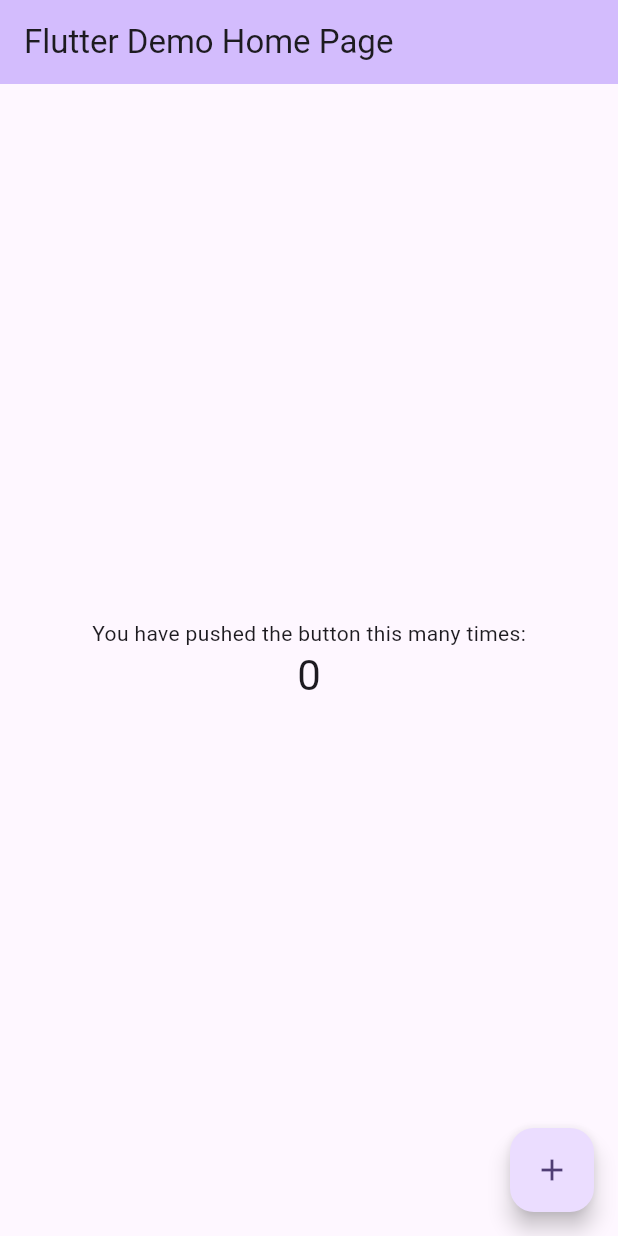
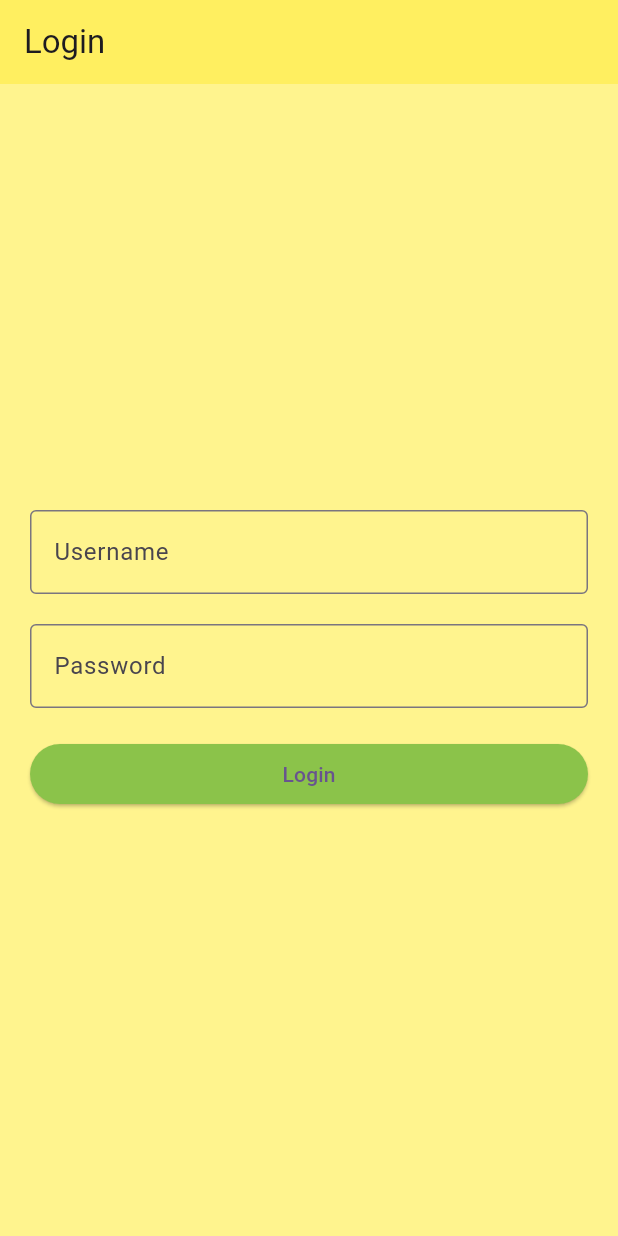
Before and after one commit to IO2-InGreed1/IO2_InGreed.io-1, a Flutter app: the screen it shows after launch, on a phone screen of 412 x 824 dp. Run offline on Flutter 3.47's test engine with Material 3 defaults, Android fonts, the phone set to English and light mode, and no system bars.

Commit message:
added login screen

```diff
--- /dev/null
+++ b/Frontend/ingreedio_front/lib/loginScreen.dart
@@ -0,0 +1,136 @@
+import 'package:flutter/material.dart';
+import 'package:ingreedio_front/users.dart';
+
+class LoginPage extends StatefulWidget {
+  final List<Client> users=[
+    Client.fromAllData( id: 1,
+    isBlocked: false,
+    mail: 'bob@gmail.com',
+    password: '123456',
+    username: 'bob',
+    preferences: List.empty(),
+    favoriteProducts: List.empty()),
+    Client.fromAllData( id: 2,
+    isBlocked: false,
+    mail: 'joe@gmail.com',
+    password: '123456',
+    username: 'joe',
+    preferences: List.empty(),
+    favoriteProducts: List.empty())
+  ];
+
+  LoginPage({Key? key}) : super(key: key);
+
+  @override
+  _LoginPageState createState() => _LoginPageState();
+}
+
+class _LoginPageState extends State<LoginPage> {
+  late TextEditingController _usernameController;
+  late TextEditingController _passwordController;
+  late GlobalKey<FormState> _formKey;
+  String? _errorMessage;
+
+  @override
+  void initState() {
+    super.initState();
+    _usernameController = TextEditingController();
+    _passwordController = TextEditingController();
+    _formKey = GlobalKey<FormState>();
+  }
+
+  @override
+  void dispose() {
+    _usernameController.dispose();
+    _passwordController.dispose();
+    super.dispose();
+  }
+
+  void _login() {
+    if (_formKey.currentState!.validate()) {
+      final String username = _usernameController.text;
+      final String password = _passwordController.text;
+
+      bool isAuthenticated = false;
+      for (var user in widget.users) {
+        if (user.username == username && user.password == password) {
+          isAuthenticated = true;
+          break;
+        }
+      }
+
+      if (isAuthenticated) {
+        Navigator.pushReplacementNamed(context, '/home');
+      } else {
+        setState(() {
+          _errorMessage = 'Invalid username or password';
+        });
+      }
+    }
+  }
+
+  @override
+  Widget build(BuildContext context) {
+    return Scaffold(
+      backgroundColor: const Color.fromARGB(255, 255, 244, 142),
+      appBar: AppBar(
+        title: Text('Login'),
+        backgroundColor: const Color.fromARGB(255, 255, 239, 96),
+      ),
+      body: Padding(
+        padding: EdgeInsets.all(20.0),
+        child: Form(
+          key: _formKey,
+          child: Column(
+            mainAxisAlignment: MainAxisAlignment.center,
+            crossAxisAlignment: CrossAxisAlignment.stretch,
+            children: [
+              TextFormField(
+                controller: _usernameController,
+                decoration: InputDecoration(
+                  labelText: 'Username',
+                  border: OutlineInputBorder(),
+                ),
+                validator: (value) {
+                  if (value == null || value.isEmpty) {
+                    return 'Please enter your username';
+                  }
+                  return null;
+                },
+              ),
+              SizedBox(height: 20),
+              TextFormField(
+                controller: _passwordController,
+                obscureText: true,
+                decoration: InputDecoration(
+                  labelText: 'Password',
+                  border: OutlineInputBorder(),
+                ),
+                validator: (value) {
+                  if (value == null || value.isEmpty) {
+                    return 'Please enter your password';
+                  }
+                  return null;
+                },
+              ),
+              SizedBox(height: 20),
+               ElevatedButton(
+                style: ElevatedButton.styleFrom(backgroundColor: Colors.lightGreen),
+                onPressed: _login,
+                child: Text('Login'),
+              ),
+              if (_errorMessage != null)
+                Padding(
+                  padding: EdgeInsets.symmetric(vertical: 10),
+                  child: Text(
+                    _errorMessage!,
+                    style: TextStyle(color: Colors.red),
+                  ),
+                ),
+            ],
+          ),
+        ),
+      ),
+    );
+  }
+}
--- a/Frontend/ingreedio_front/lib/main.dart
+++ b/Frontend/ingreedio_front/lib/main.dart
@@ -1,4 +1,5 @@
 import 'package:flutter/material.dart';
+import 'package:ingreedio_front/loginScreen.dart';
 
 void main() {
   runApp(const MyApp());
@@ -11,42 +12,22 @@
   @override
   Widget build(BuildContext context) {
     return MaterialApp(
+      routes: {
+      '/': (context) => LoginPage(),
+      '/home': (context) => const MyHomePage(title: 'Flutter Demo Home Page',),
+      },
       title: 'Flutter Demo',
       theme: ThemeData(
-        // This is the theme of your application.
-        //
-        // TRY THIS: Try running your application with "flutter run". You'll see
-        // the application has a purple toolbar. Then, without quitting the app,
-        // try changing the seedColor in the colorScheme below to Colors.green
-        // and then invoke "hot reload" (save your changes or press the "hot
-        // reload" button in a Flutter-supported IDE, or press "r" if you used
-        // the command line to start the app).
-        //
-        // Notice that the counter didn't reset back to zero; the application
-        // state is not lost during the reload. To reset the state, use hot
-        // restart instead.
-        //
-        // This works for code too, not just values: Most code changes can be
-        // tested with just a hot reload.
         colorScheme: ColorScheme.fromSeed(seedColor: Colors.deepPurple),
         useMaterial3: true,
       ),
-      home: const MyHomePage(title: 'Flutter Demo Home Page'),
+
     );
   }
 }
 
 class MyHomePage extends StatefulWidget {
   const MyHomePage({super.key, required this.title});
-
-  // This widget is the home page of your application. It is stateful, meaning
-  // that it has a State object (defined below) that contains fields that affect
-  // how it looks.
-
-  // This class is the configuration for the state. It holds the values (in this
-  // case the title) provided by the parent (in this case the App widget) and
-  // used by the build method of the State. Fields in a Widget subclass are
-  // always marked "final".
 
   final String title;
 
@@ -59,50 +40,19 @@
 
   void _incrementCounter() {
     setState(() {
-      // This call to setState tells the Flutter framework that something has
-      // changed in this State, which causes it to rerun the build method below
-      // so that the display can reflect the updated values. If we changed
-      // _counter without calling setState(), then the build method would not be
-      // called again, and so nothing would appear to happen.
       _counter++;
     });
   }
 
   @override
   Widget build(BuildContext context) {
-    // This method is rerun every time setState is called, for instance as done
-    // by the _incrementCounter method above.
-    //
-    // The Flutter framework has been optimized to make rerunning build methods
-    // fast, so that you can just rebuild anything that needs updating rather
-    // than having to individually change instances of widgets.
     return Scaffold(
       appBar: AppBar(
-        // TRY THIS: Try changing the color here to a specific color (to
-        // Colors.amber, perhaps?) and trigger a hot reload to see the AppBar
-        // change color while the other colors stay the same.
         backgroundColor: Theme.of(context).colorScheme.inversePrimary,
-        // Here we take the value from the MyHomePage object that was created by
-        // the App.build method, and use it to set our appbar title.
         title: Text(widget.title),
       ),
       body: Center(
-        // Center is a layout widget. It takes a single child and positions it
-        // in the middle of the parent.
         child: Column(
-          // Column is also a layout widget. It takes a list of children and
-          // arranges them vertically. By default, it sizes itself to fit its
-          // children horizontally, and tries to be as tall as its parent.
-          //
-          // Column has various properties to control how it sizes itself and
-          // how it positions its children. Here we use mainAxisAlignment to
-          // center the children vertically; the main axis here is the vertical
-          // axis because Columns are vertical (the cross axis would be
-          // horizontal).
-          //
-          // TRY THIS: Invoke "debug painting" (choose the "Toggle Debug Paint"
-          // action in the IDE, or press "p" in the console), to see the
-          // wireframe for each widget.
           mainAxisAlignment: MainAxisAlignment.center,
           children: <Widget>[
             const Text(
@@ -119,7 +69,7 @@
         onPressed: _incrementCounter,
         tooltip: 'Increment',
         child: const Icon(Icons.add),
-      ), // This trailing comma makes auto-formatting nicer for build methods.
+      ),
     );
   }
 }
```
Also changed, not shown: Frontend/ingreedio_front/pubspec.lock.
